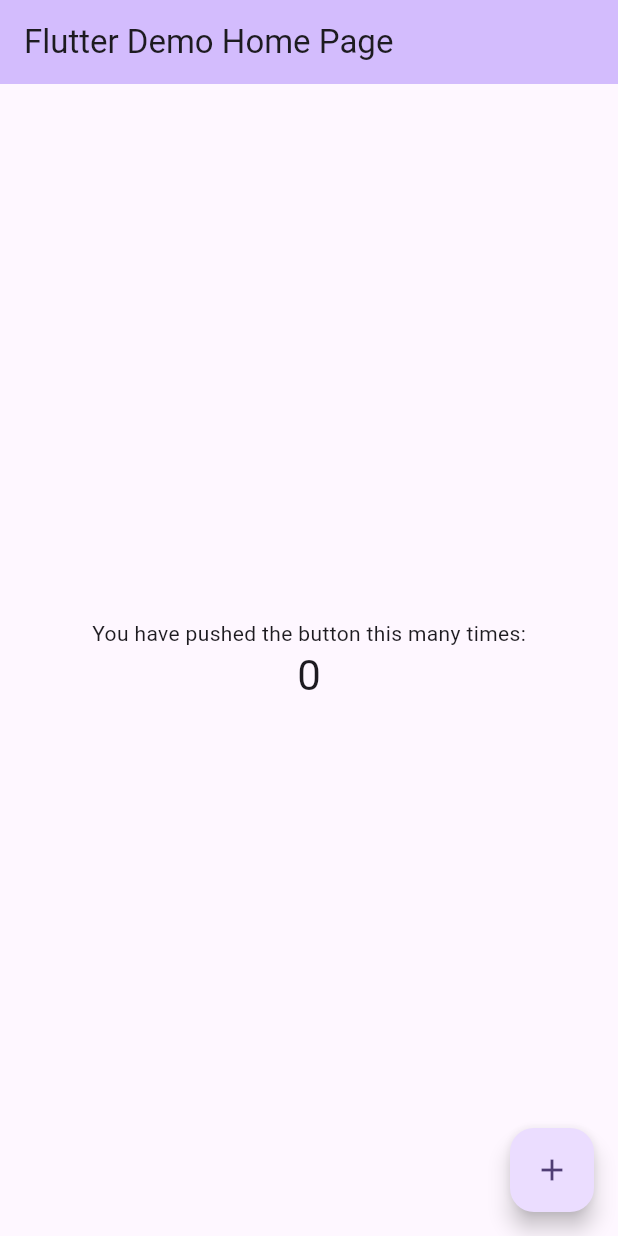
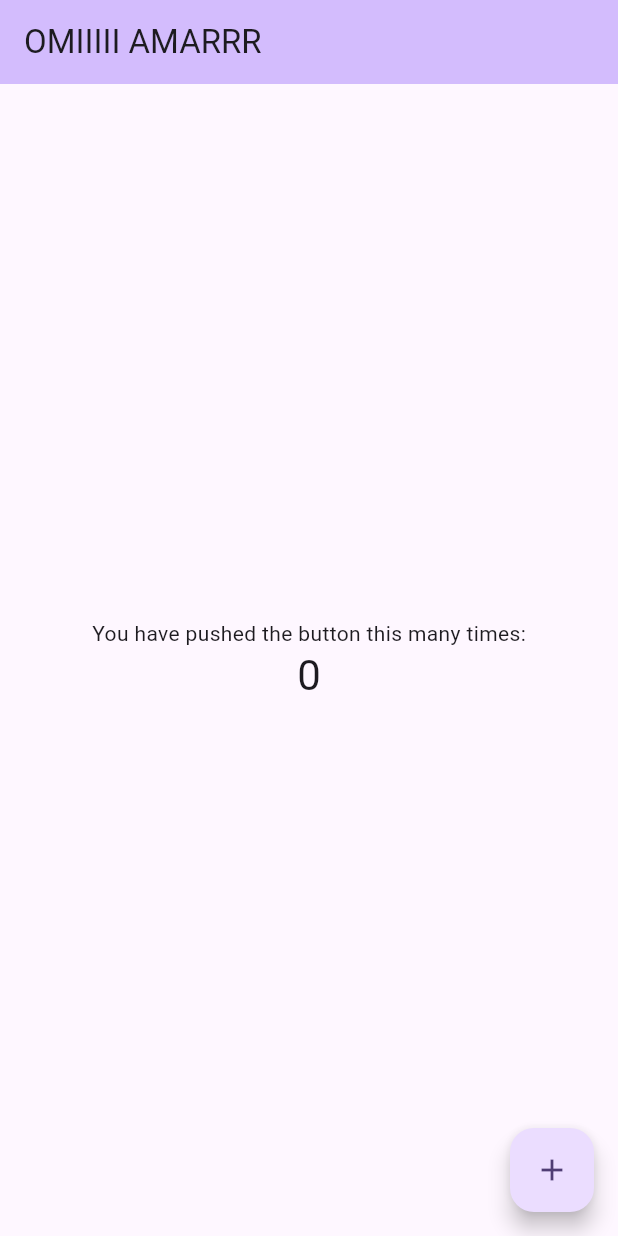
Before and after one commit to aniruddharoyarka/git-practice-3, a Flutter app: the screen it shows after launch, on a phone screen of 412 x 824 dp. Run offline on Flutter 3.47's test engine with Material 3 defaults, Android fonts, the phone set to English and light mode, and no system bars.

Commit message:
onek kisu korsi bhai

```diff
--- a/lib/main.dart
+++ b/lib/main.dart
@@ -15,22 +15,13 @@ class MyApp extends StatelessWidget {
       theme: ThemeData(
         colorScheme: .fromSeed(seedColor: Colors.deepPurple),
       ),
-      home: const MyHomePage(title: 'Flutter Demo Home Page'),
+      home: const MyHomePage(title: 'OMIIIII AMARRR'),
     );
   }
 }
 
 class MyHomePage extends StatefulWidget {
   const MyHomePage({super.key, required this.title});
-
-  // This widget is the home page of your application. It is stateful, meaning
-  // that it has a State object (defined below) that contains fields that affect
-  // how it looks.
-
-  // This class is the configuration for the state. It holds the values (in this
-  // case the title) provided by the parent (in this case the App widget) and
-  // used by the build method of the State. Fields in a Widget subclass are
-  // always marked "final".
 
   final String title;
 
```
